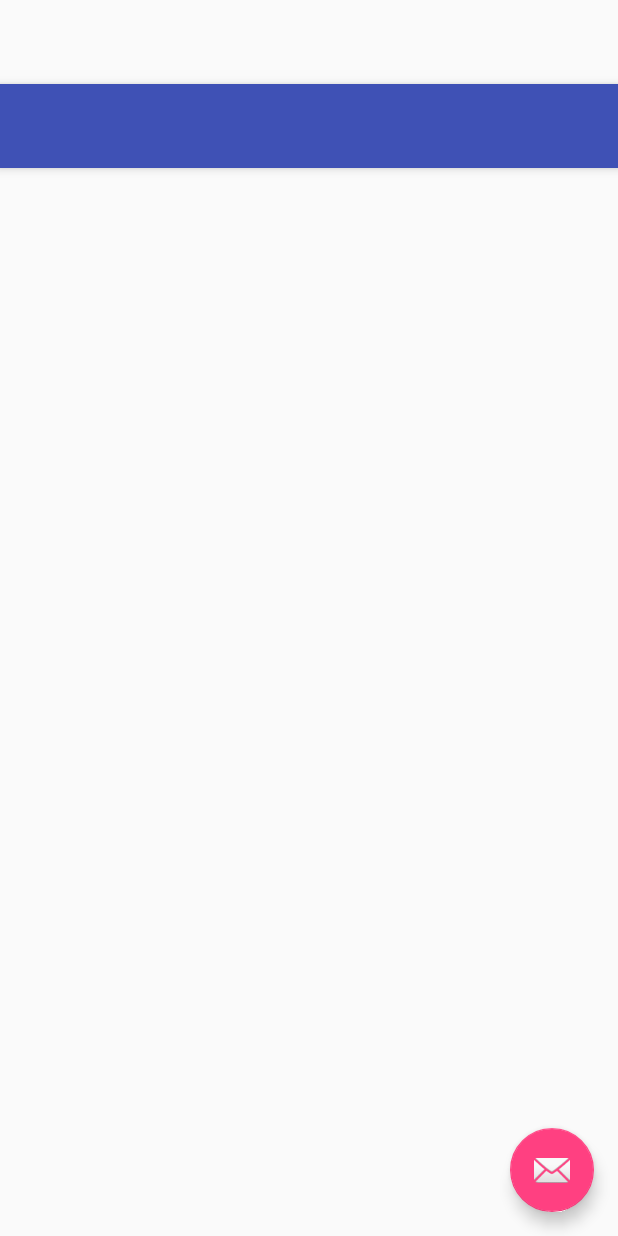
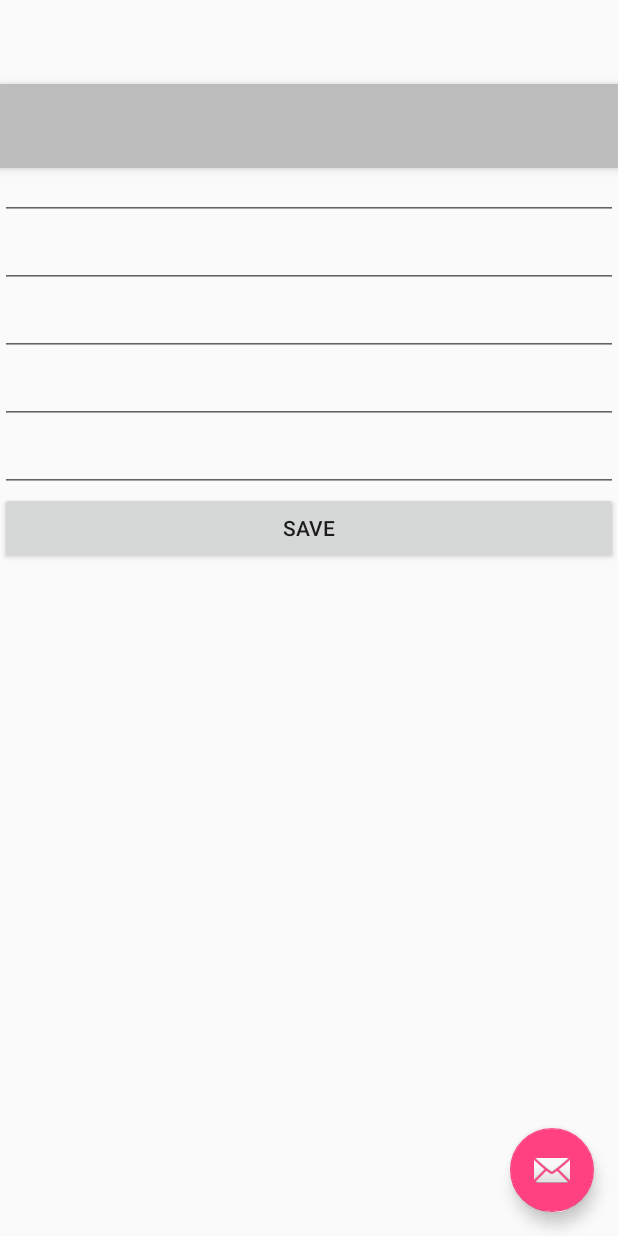
Before and after one commit to arbitraryconstants/as1, an Android app: the layout activity_fuel_log_entry.xml on its own in the app's theme, with its tools: preview values and no code run, on a phone screen of 412 x 824 dp. Run offline under Robolectric (Android 15) with nearby library versions, the phone set to English and light mode, and no system bars.

Commit message:
Saving before making more changes

```diff
--- a/mclaffer-FUELTRACK/app/build.gradle
+++ b/mclaffer-FUELTRACK/app/build.gradle
@@ -24,4 +24,6 @@ dependencies {
     testCompile 'junit:junit:4.12'
     compile 'com.android.support:appcompat-v7:23.1.1'
     compile 'com.android.support:design:23.1.1'
+    compile 'com.google.android.gms:play-services-appindexing:8.1.0'
+    compile 'com.google.code.gson:gson:2.5'
 }
--- a/mclaffer-FUELTRACK/app/src/main/res/layout/activity_fuel_log.xml
+++ b/mclaffer-FUELTRACK/app/src/main/res/layout/activity_fuel_log.xml
@@ -5,7 +5,7 @@
     android:layout_width="match_parent"
     android:layout_height="match_parent"
     android:fitsSystemWindows="true"
-    tools:context=".FuelLog">
+    tools:context=".FuelLogActivity">
 
     <android.support.design.widget.AppBarLayout
         android:layout_width="match_parent"
--- a/mclaffer-FUELTRACK/app/src/main/res/layout/activity_fuel_log_entry.xml
+++ b/mclaffer-FUELTRACK/app/src/main/res/layout/activity_fuel_log_entry.xml
@@ -5,7 +5,7 @@
     android:layout_width="match_parent"
     android:layout_height="match_parent"
     android:fitsSystemWindows="true"
-    tools:context=".FuelLogEntry">
+    tools:context=".FuelLogEntryActivity">
 
     <android.support.design.widget.AppBarLayout
         android:layout_width="match_parent"
--- a/mclaffer-FUELTRACK/app/src/main/res/layout/content_fuel_log_entry.xml
+++ b/mclaffer-FUELTRACK/app/src/main/res/layout/content_fuel_log_entry.xml
@@ -1,16 +1,61 @@
 <?xml version="1.0" encoding="utf-8"?>
-<RelativeLayout xmlns:android="http://schemas.android.com/apk/res/android"
-    xmlns:app="http://schemas.android.com/apk/res-auto"
+<LinearLayout xmlns:android="http://schemas.android.com/apk/res/android"
+    android:layout_width="fill_parent"
+    android:layout_height="fill_parent"
+    android:orientation="vertical"
+
     xmlns:tools="http://schemas.android.com/tools"
-    android:layout_width="match_parent"
-    android:layout_height="match_parent"
-    android:paddingBottom="@dimen/activity_vertical_margin"
-    android:paddingLeft="@dimen/activity_horizontal_margin"
-    android:paddingRight="@dimen/activity_horizontal_margin"
-    android:paddingTop="@dimen/activity_vertical_margin"
-    app:layout_behavior="@string/appbar_scrolling_view_behavior"
-    tools:context=".FuelLogEntry"
+    tools:context=".FuelLogEntryActivity"
     tools:showIn="@layout/activity_fuel_log_entry"
     android:id="@+id/content">
 
-</RelativeLayout>
+    <EditText
+        android:id="@+id/date"
+        android:layout_width="fill_parent"
+        android:layout_height="wrap_content"
+        android:scrollbars="horizontal"
+        android:hint="@string/date" />
+
+
+    <EditText
+        android:id="@+id/station"
+        android:layout_width="fill_parent"
+        android:layout_height="wrap_content"
+        android:scrollbars="horizontal" />
+
+    <EditText
+        android:id="@+id/odometer_reading"
+        android:layout_width="fill_parent"
+        android:layout_height="wrap_content"
+        android:scrollbars="horizontal"
+        android:inputType="numberDecimal"/>
+
+    <EditText
+        android:id="@+id/fuel_grade"
+        android:layout_width="fill_parent"
+        android:layout_height="wrap_content"
+        android:scrollbars="horizontal"
+        android:inputType="numberDecimal"/>
+
+    <EditText
+        android:id="@+id/fuel_amount"
+        android:layout_width="fill_parent"
+        android:layout_height="wrap_content"
+        android:scrollbars="horizontal"
+        android:inputType="numberDecimal"/>
+
+    <EditText
+        android:id="@+id/fuel_unit_cost"
+        android:layout_width="fill_parent"
+        android:layout_height="wrap_content"
+        android:scrollbars="horizontal"
+        android:inputType="numberDecimal"/>
+
+
+    <Button
+        android:id="@+id/save"
+        android:layout_width="fill_parent"
+        android:layout_height="wrap_content"
+        android:text="@string/save" />
+
+</LinearLayout>
--- a/mclaffer-FUELTRACK/app/src/main/res/menu/menu_log_entry_view.xml
+++ b/mclaffer-FUELTRACK/app/src/main/res/menu/menu_log_entry_view.xml
@@ -1,7 +1,7 @@
 <menu xmlns:android="http://schemas.android.com/apk/res/android"
     xmlns:app="http://schemas.android.com/apk/res-auto"
     xmlns:tools="http://schemas.android.com/tools"
-    tools:context=".FuelLog">
+    tools:context=".FuelLogActivity">
     <item
         android:id="@+id/action_settings"
         android:orderInCategory="100"
--- a/mclaffer-FUELTRACK/app/src/main/res/values/colors.xml
+++ b/mclaffer-FUELTRACK/app/src/main/res/values/colors.xml
@@ -1,6 +1,6 @@
 <?xml version="1.0" encoding="utf-8"?>
 <resources>
-    <color name="colorPrimary">#3F51B5</color>
-    <color name="colorPrimaryDark">#303F9F</color>
+    <color name="colorPrimary">#BDBDBD</color>
+    <color name="colorPrimaryDark">#FBEFF5</color>
     <color name="colorAccent">#FF4081</color>
 </resources>
--- a/mclaffer-FUELTRACK/app/src/main/res/values/strings.xml
+++ b/mclaffer-FUELTRACK/app/src/main/res/values/strings.xml
@@ -2,6 +2,11 @@
 <resources>
     <string name="app_name">Fuel Log</string>
     <string name="action_settings">Settings</string>
-    <string name="button_send">Create Log Entry</string>
+    <string name="button_send">Create New Log Entry</string>
     <string name="title_activity_log_view">Log Entry</string>
+    <string name="hello">Joshua said:</string>
+    <string name="save">Save</string>
+    <string name="clear">Clear</string>
+    <string name="date">Enter date in yyyy-mm-dd format </string>
+
 </resources>
```
Also changed, not shown: mclaffer-FUELTRACK/app/src/main/AndroidManifest.xml (+9 -4 lines), mclaffer-FUELTRACK/app/src/main/java/com/example/svetlanna/mclaffer_fueltrack/FuelLog.java (+11 -55 lines), mclaffer-FUELTRACK/app/src/main/java/com/example/svetlanna/mclaffer_fueltrack/FuelLogActivity.java (added, +155 -0 lines), mclaffer-FUELTRACK/app/src/main/java/com/example/svetlanna/mclaffer_fueltrack/FuelLogEntry.java (+48 -38 lines), mclaffer-FUELTRACK/app/src/main/java/com/example/svetlanna/mclaffer_fueltrack/FuelLogEntryActivity.java (added, +73 -0 lines), mclaffer-FUELTRACK/app/src/main/res/layout/content_fuel_log.xml (+30 -11 lines), mclaffer-FUELTRACK/app/src/main/res/layout/log_item.xml (added, +7 -0 lines).
